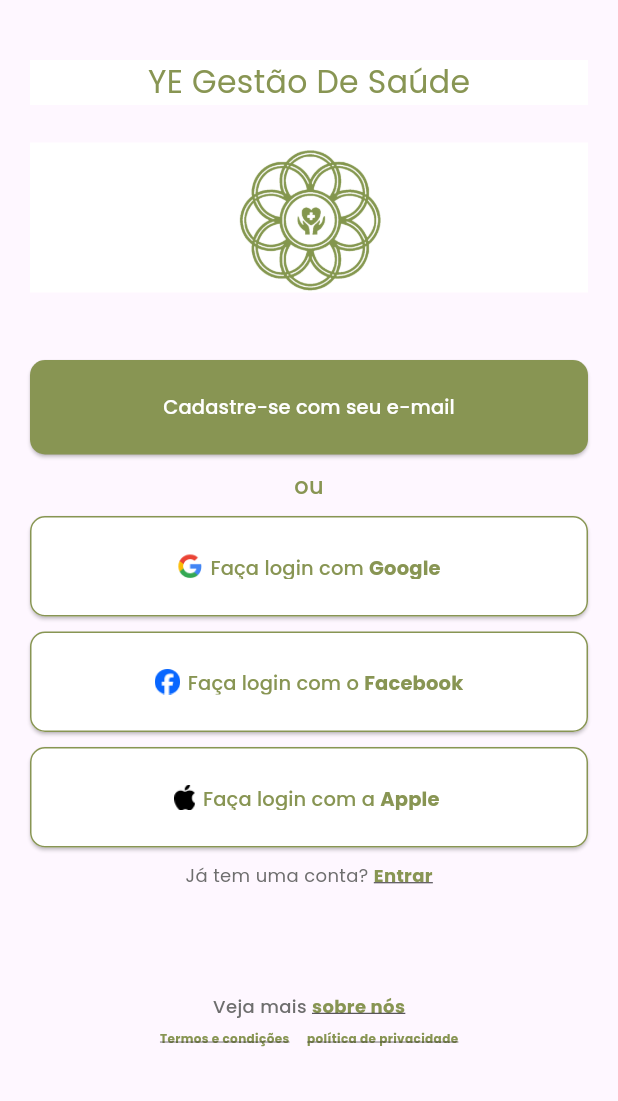
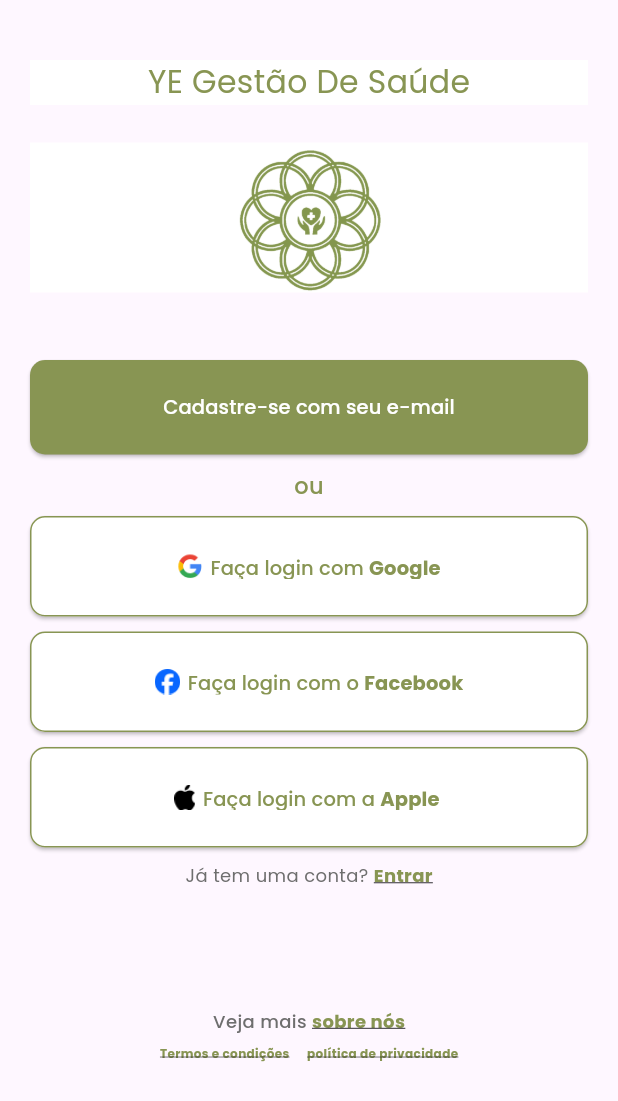
Before and after one commit to Roderigoshq/Software_YE_Gestao_De_Saude_PII, a Flutter app: the screen it shows after launch, on a phone screen of 412 x 824 dp. Shown: the top 1101 px of the screen. Run offline on Flutter 3.47's test engine with Material 3 defaults, Android fonts, the phone set to English and light mode, and no system bars.

Commit message:
:feat: colocando sobre nos no final da pagina

```diff
--- a/lib/pages/cadastroOptions.dart
+++ b/lib/pages/cadastroOptions.dart
@@ -249,7 +249,7 @@ class CadastroOptions extends StatelessWidget {
                 ],
               ),
               Container(
-                margin: const EdgeInsets.fromLTRB(0, 70, 0, 7),
+                margin: const EdgeInsets.fromLTRB(0, 80, 0, 7),
                 child: const Row(
                   mainAxisAlignment: MainAxisAlignment.center,
                   children: [
```
